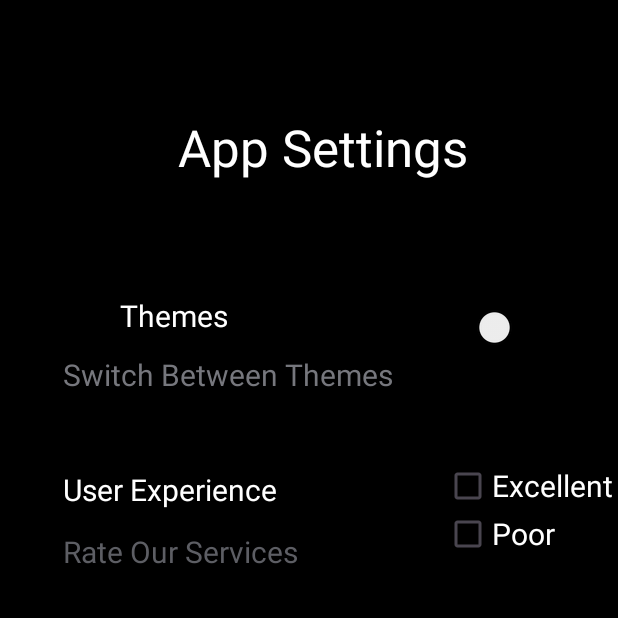
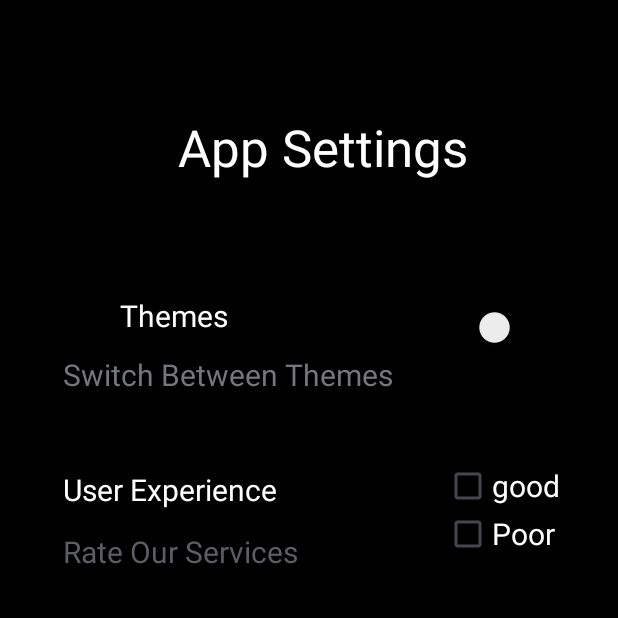
Before and after one commit to dcit202Andriod/Group-22, an Android app: the settings screen opened directly, with no data from a screen before it, on a phone screen of 412 x 824 dp, the top half of it. Run offline under Robolectric (Android 15) with nearby library versions, the phone set to English and light mode, and no system bars.

Commit message:
Update settings_layout.xml

```diff
--- a/app/src/main/res/layout/settings_layout.xml
+++ b/app/src/main/res/layout/settings_layout.xml
@@ -90,7 +90,7 @@
         android:layout_height="wrap_content"
         android:layout_marginStart="296dp"
         android:layout_marginTop="308dp"
-        android:text="Excellent"
+        android:text="good"
         android:textColor="@color/design_default_color_background"
         android:textSize="20sp"
         app:layout_constraintStart_toStartOf="parent"
```
